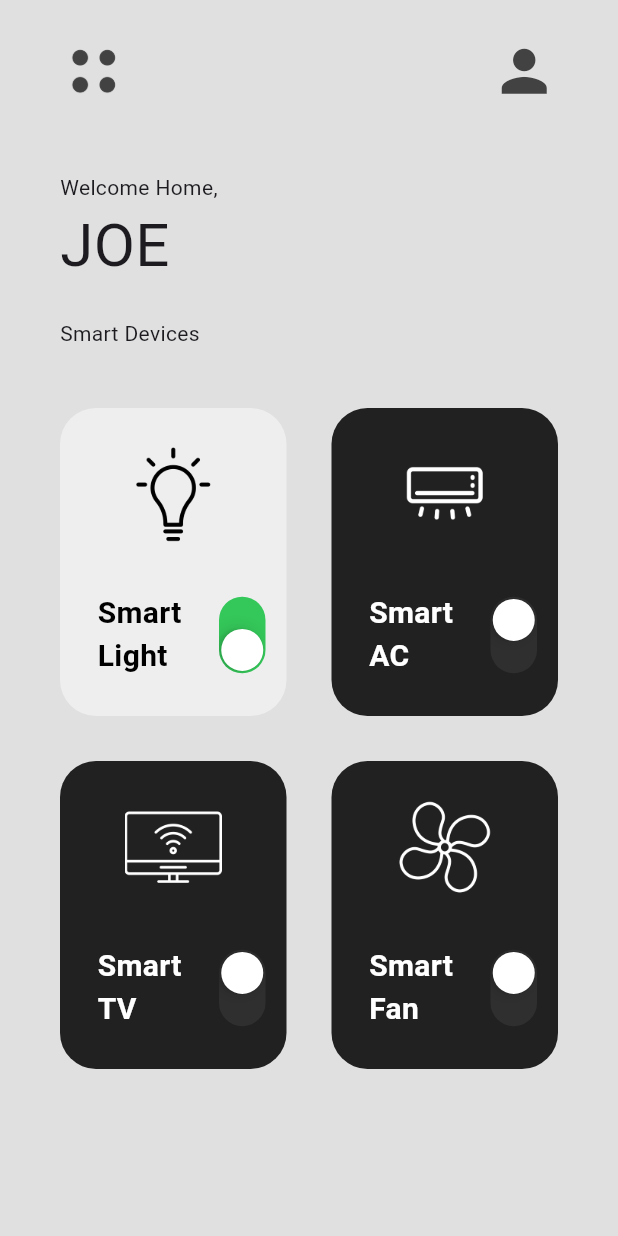
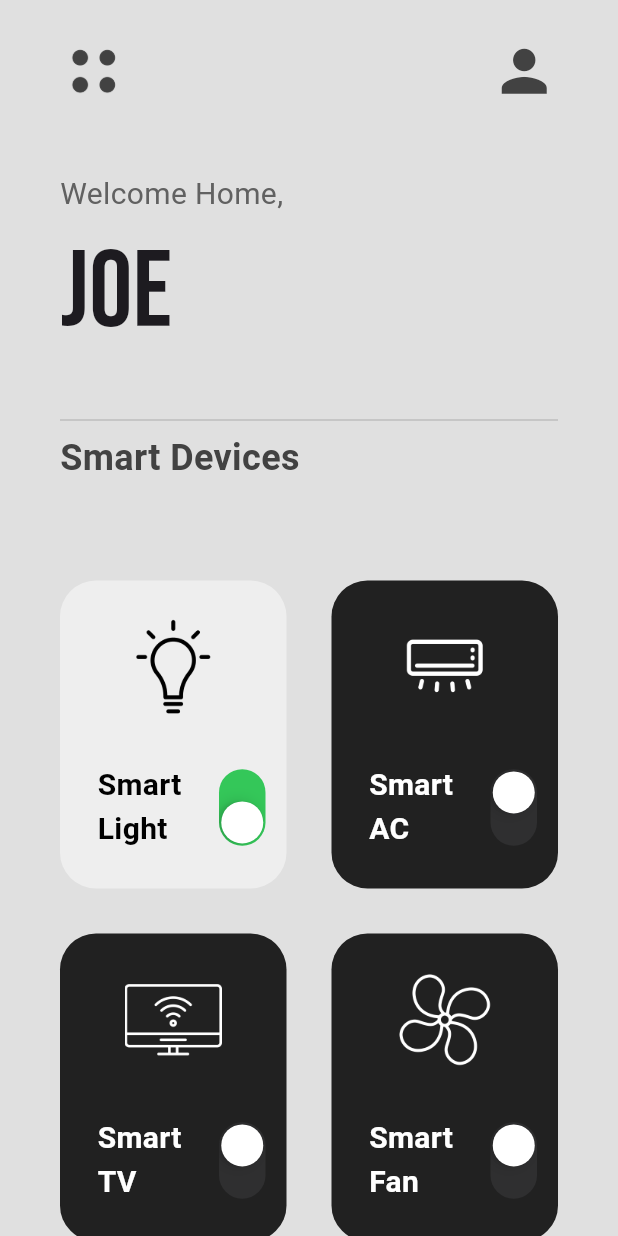
Before and after one commit to JoeDareZone/smarty-pants, a Flutter app: the screen it shows after launch, on a phone screen of 412 x 824 dp. Run offline on Flutter 3.47's test engine with Material 3 defaults, Android fonts, the phone set to English and light mode, and no system bars; our stand-ins replace google_fonts.

Commit message:
style: :lipstick: Import Google fonts and add divider

```diff
--- a/lib/pages/home_page.dart
+++ b/lib/pages/home_page.dart
@@ -1,4 +1,5 @@
 import 'package:flutter/material.dart';
+import 'package:google_fonts/google_fonts.dart';
 import 'package:smarty_pants/util/smart_device_box.dart';
 
 class HomePage extends StatefulWidget {
@@ -61,15 +62,28 @@ class _HomePageState extends State<HomePage> {
                 padding: EdgeInsets.symmetric(horizontal: horizontalPadding),
                 child: Column(
                   crossAxisAlignment: CrossAxisAlignment.start,
-                  children: const [
-                    Text("Welcome Home,"),
-                    Text("JOE", style: TextStyle(fontSize: 40)),
+                  children: [
+                    Text(
+                      "Welcome Home,",
+                      style: TextStyle(fontSize: 20, color: Colors.grey[700]),
+                    ),
+                    Text("JOE", style: GoogleFonts.bebasNeue(fontSize: 72)),
                   ],
                 )),
-            const SizedBox(height: 20),
+            const SizedBox(height: 25),
             Padding(
                 padding: EdgeInsets.symmetric(horizontal: horizontalPadding),
-                child: Text("Smart Devices")),
+                child: Divider(color: Colors.grey[400], thickness: 1)),
+            Padding(
+                padding: EdgeInsets.symmetric(horizontal: horizontalPadding),
+                child: Text(
+                  "Smart Devices",
+                  style: TextStyle(
+                      fontWeight: FontWeight.bold,
+                      fontSize: 24,
+                      color: Colors.grey[800]),
+                )),
+            const SizedBox(height: 25),
             Expanded(
                 child: GridView.builder(
                     itemCount: mySmartDevices.length,
--- a/pubspec.yaml
+++ b/pubspec.yaml
@@ -34,6 +34,7 @@ dependencies:
     # The following adds the Cupertino Icons font to your application.
     # Use with the CupertinoIcons class for iOS style icons.
     cupertino_icons: ^1.0.8
+    google_fonts: ^6.2.1
 
 dev_dependencies:
     flutter_test:
```
Also changed, not shown: pubspec.lock, 10 other files.
